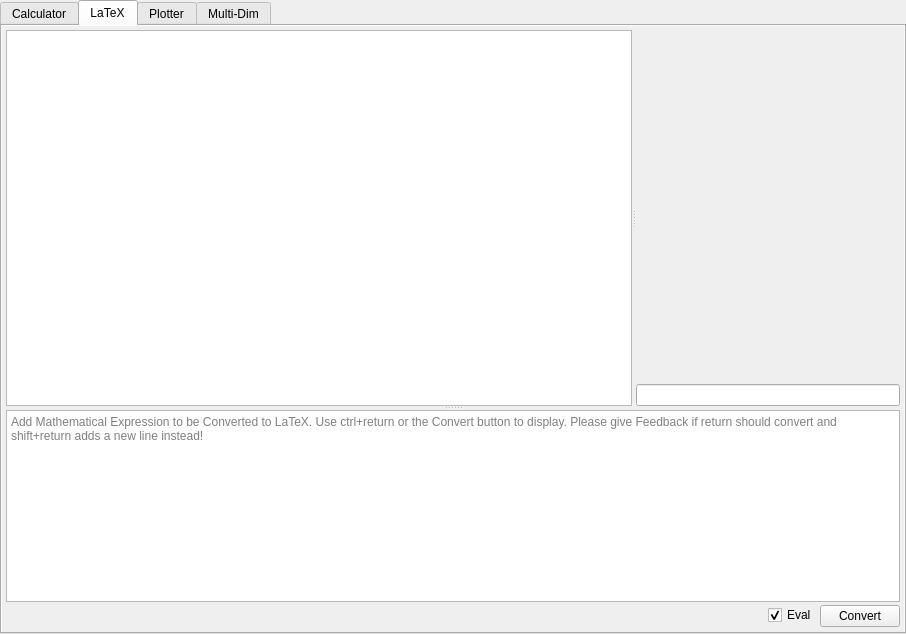
Before: the Qt Designer form AMaDiA_Files/AMaDiAUI.ui in AstusRush/AMaDiA, drawn with Qt 5.
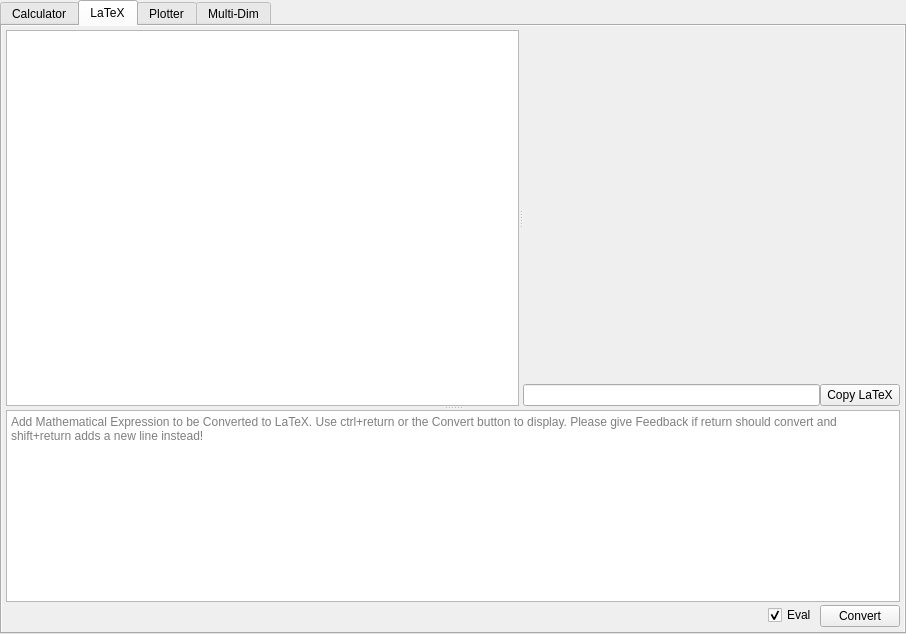
After: the same form once the commit is applied. The open tabs and pages were chosen to show the change. Custom widgets are drawn as their Qt base class.

The edit to the form file:
```diff
--- a/AMaDiA_Files/AMaDiAUI.ui
+++ b/AMaDiA_Files/AMaDiAUI.ui
@@ -136,10 +136,7 @@
             </property>
            </widget>
            <widget class="QWidget" name="layoutWidget">
-            <layout class="QVBoxLayout" name="Tab_2_verticalLayout">
-             <property name="spacing">
-              <number>0</number>
-             </property>
+            <layout class="QGridLayout" name="gridLayout_13">
              <property name="leftMargin">
               <number>0</number>
              </property>
@@ -152,16 +149,26 @@
              <property name="bottomMargin">
               <number>0</number>
              </property>
-             <item>
-              <widget class="MplWidget_LaTeX" name="Tab_2_Viewer" native="true"/>
-             </item>
-             <item>
+             <property name="spacing">
+              <number>0</number>
+             </property>
+             <item row="1" column="0">
               <widget class="QLineEdit" name="Tab_2_LaTeXOutput">
                <property name="toolTip">
                 <string>Only First line of Input!</string>
                </property>
               </widget>
              </item>
+             <item row="1" column="1">
+              <widget class="QPushButton" name="Tab_2_LaTeXCopyButton">
+               <property name="text">
+                <string>Copy LaTeX</string>
+               </property>
+              </widget>
+             </item>
+             <item row="0" column="0" colspan="2">
+              <widget class="MplWidget_LaTeX" name="Tab_2_Viewer" native="true"/>
+             </item>
             </layout>
            </widget>
           </widget>
```
Left out of the diff: 22 changed lines with no effect on the pictures.
